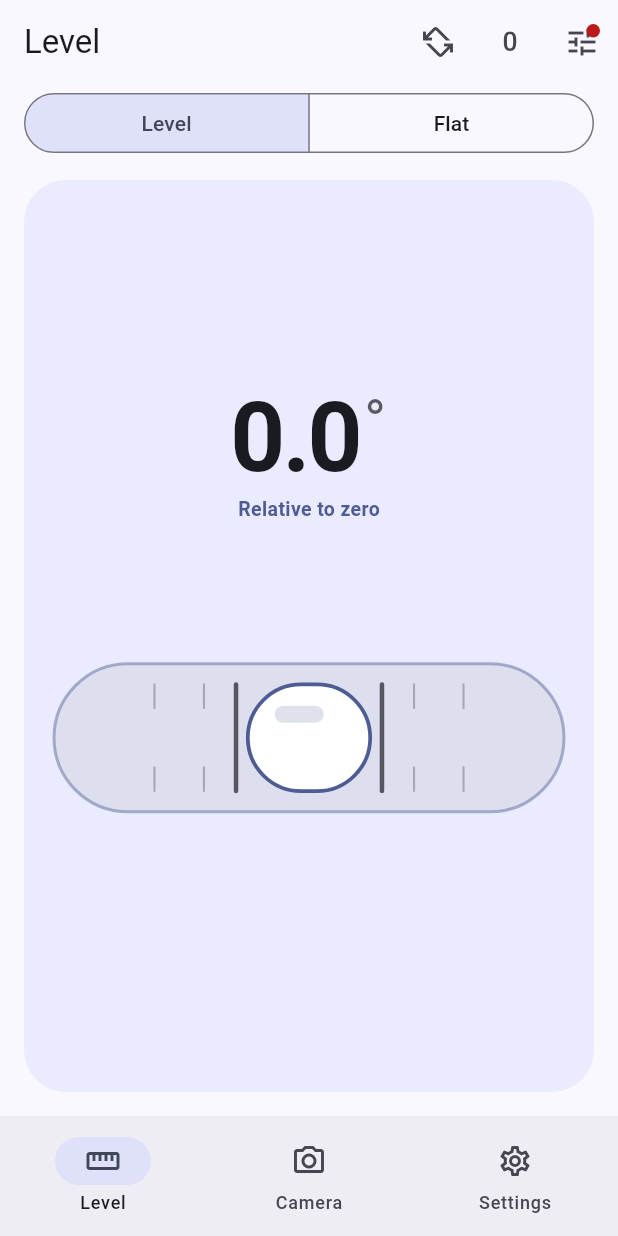
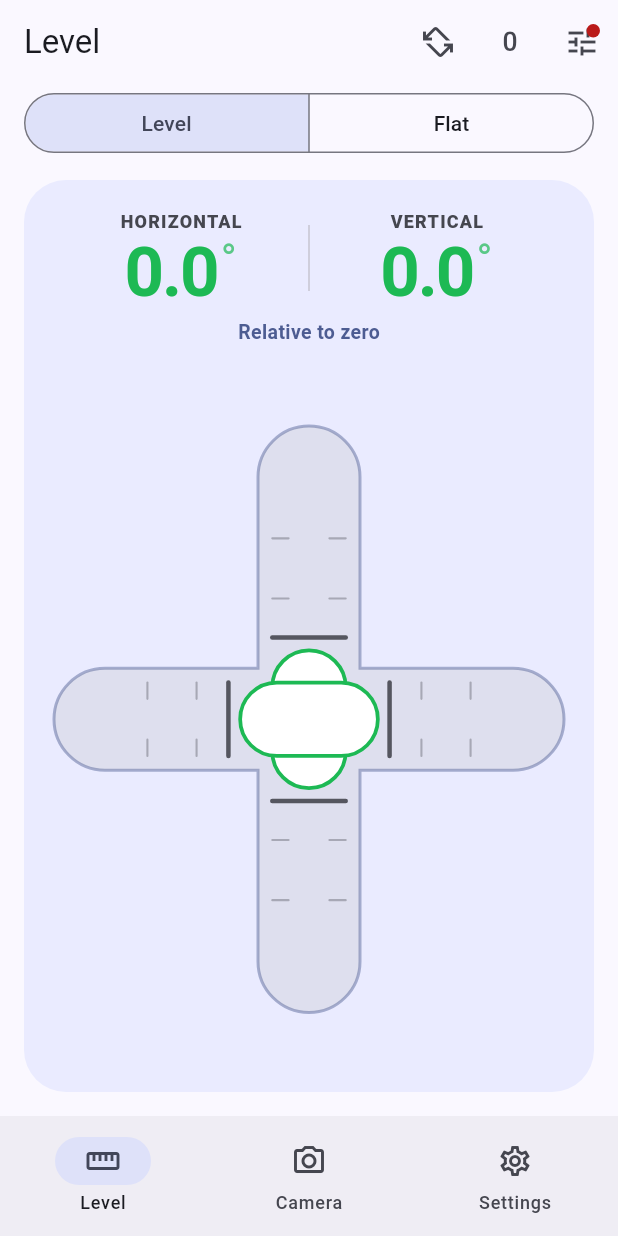
Before and after one commit to razvannicu15/Nivela, a Flutter app: the screen it shows after launch, after a tap on the "exposure zero" icon, on a phone screen of 412 x 824 dp. Run offline on Flutter 3.47's test engine with Material 3 defaults, Android fonts, the phone set to English and light mode, and no system bars; our stand-ins replace camera.

Commit message:
Level shows two axes at once: a cross of two vials
Horizontal arm: left/right level. Vertical arm: tilt out of the screen
plane, i.e. whether a wall is plumb when the phone's back rests on it
(calibrated with the back-face offset; Zero applies to both).
Each value turns the alert colour on its own when within tolerance.

Co-Authored-By: Claude Opus 5.5 <noreply@anthropic.com>
Claude-Session: https://claude.ai/code/session_01PSH8SsYx9vLsPuXhkJxfXr

```diff
--- a/lib/services/meter.dart
+++ b/lib/services/meter.dart
@@ -20,6 +20,7 @@ class Reading {
     this.flat,
     this.contact,
     this.forward = 0,
+    this.pitch = 0,
   });
 
   final Mode mode;
@@ -44,10 +45,14 @@ class Reading {
   /// Forward/backward tilt out of the screen plane (camera mode).
   final double forward;
 
+  /// Level mode, calibrated: how far the phone's back plane is from vertical
+  /// (+ = screen tilts up). With the back on a wall: is the wall plumb?
+  final double pitch;
+
   double get primary => flat?.total ?? angle;
 }
 
-Reading compute(Vec3 a, Mode mode, {double? zeroAngle, FlatTilt? zeroFlat, Edge? sticky}) {
+Reading compute(Vec3 a, Mode mode, {double? zeroAngle, double? zeroPitch, FlatTilt? zeroFlat, Edge? sticky}) {
   final p = store.profile;
   final up = uprightness(a);
   switch (mode) {
@@ -55,8 +60,10 @@ Reading compute(Vec3 a, Mode mode, {double? zeroAngle, FlatTilt? zeroFlat, Edge?
       final e = !store.autoEdge ? store.levelEdge : (up > 0.5 ? stickyDownEdge(a, sticky) : sticky ?? Edge.bottom);
       var dev = fromTarget(edgeAngle(a, e) - p.edge(e), every45: store.every45);
       if (zeroAngle != null) dev -= zeroAngle;
+      var pitch = _forward(a) - (p.has(Face.back) ? p.flat(Face.back).y : 0);
+      if (zeroPitch != null) pitch -= zeroPitch;
       return Reading(mode: mode, angle: dev, edge: e, face: faceOf(e), positionOk: up > 0.5,
-          forward: _forward(a));
+          forward: _forward(a), pitch: pitch);
     case Mode.plumb:
       final down = up > 0.5 ? stickyDownEdge(a, sticky) : sticky ?? Edge.bottom;
       final c = store.plumbOnLeft ? down.displayLeft : down.displayRight;
@@ -96,6 +103,7 @@ class Meter extends ChangeNotifier {
   }
 
   final Map<Mode, double> _zeroAngle = {};
+  double? _zeroPitch;
   final Map<Mode, FlatTilt> _zeroFlat = {};
   bool get relative => _mode == Mode.flat ? _zeroFlat.containsKey(_mode) : _zeroAngle.containsKey(_mode);
 
@@ -117,7 +125,7 @@ class Meter extends ChangeNotifier {
   Reading get reading => _locked ?? live;
   Edge? _sticky;
   Reading get live => compute(Sensor.instance.value, _mode,
-      zeroAngle: _zeroAngle[_mode], zeroFlat: _zeroFlat[_mode], sticky: _sticky);
+      zeroAngle: _zeroAngle[_mode], zeroPitch: _mode == Mode.level ? _zeroPitch : null, zeroFlat: _zeroFlat[_mode], sticky: _sticky);
 
   final Map<String, double> _shown = {};
 
@@ -236,6 +244,7 @@ class Meter extends ChangeNotifier {
   void toggleRelative() {
     if (relative) {
       _zeroAngle.remove(_mode);
+      if (_mode == Mode.level) _zeroPitch = null;
       _zeroFlat.remove(_mode);
     } else {
       final r = compute(Sensor.instance.value, _mode, sticky: _sticky);
@@ -243,6 +252,7 @@ class Meter extends ChangeNotifier {
         _zeroFlat[_mode] = r.flat!;
       } else {
         _zeroAngle[_mode] = r.angle;
+        if (_mode == Mode.level) _zeroPitch = r.pitch;
       }
     }
     if (locked) unlock(silent: true);
--- a/lib/ui/level_page.dart
+++ b/lib/ui/level_page.dart
@@ -1,5 +1,3 @@
-import 'dart:math' as math;
-
 import 'package:flutter/material.dart';
 
 import '../core/i18n.dart';
@@ -200,23 +198,52 @@ class _HeroCard extends StatelessWidget {
     return LayoutBuilder(builder: (context, box) {
       switch (mode) {
         case Mode.level || Mode.plumb:
-          final vh = math.min((box.maxWidth * 0.26).clamp(70.0, 120.0), box.maxHeight * 0.3);
+          final pitch = ok ? reading.pitch : 0.0;
+          final shownPitch = meter.stable('pitch', pitch);
+          final tol = store.tolerance;
+          final rollOk = ok && target.abs() <= tol, pitchOk = ok && pitch.abs() <= tol;
+          final a = alertColor();
+          Widget cell(String label, double v, bool good) => Column(mainAxisSize: MainAxisSize.min, children: [
+                Text(label,
+                    style: Theme.of(context).textTheme.labelMedium?.copyWith(
+                        fontWeight: FontWeight.w800, letterSpacing: 0.8, color: cs.onSurfaceVariant)),
+                const SizedBox(height: 2),
+                FittedBox(fit: BoxFit.scaleDown, child: Readout(v, dash: !ok, abs: true, size: 46, color: good ? a : cs.onSurface)),
+              ]);
+          final values = Row(children: [
+            Expanded(child: cell(tr('ORIZONTAL', 'HORIZONTAL'), meter.stable('level', target), rollOk)),
+            Container(width: 1, height: 44, color: cs.outlineVariant),
+            Expanded(child: cell(tr('VERTICAL', 'VERTICAL'), shownPitch, pitchOk)),
+          ]);
+          final crossW = Smoothed(
+            values: [target, pitch],
+            builder: (c, v) => CustomPaint(
+              painter: CrossVialPainter(
+                roll: v[0],
+                pitch: v[1],
+                cs: cs,
+                accent: accent,
+                rollColor: rollOk ? a : cs.primary,
+                pitchColor: pitchOk ? a : cs.primary,
+                tolerance: tol,
+              ),
+            ),
+          );
+          final wide = box.maxWidth > box.maxHeight * 1.15;
           return Padding(
-            padding: const EdgeInsets.symmetric(horizontal: 20),
-            child: Column(children: [
-              const Spacer(flex: 3),
-              FittedBox(fit: BoxFit.scaleDown, child: value),
-              const Spacer(flex: 2),
-              SizedBox(
-                height: vh,
-                width: double.infinity,
-                child: Smoothed(
-                    values: [target],
-                    builder: (c, v) =>
-                        CustomPaint(painter: VialPainter(angle: v[0], cs: cs, accent: accent, tolerance: store.tolerance))),
-              ),
-              const Spacer(flex: 4),
-            ]),
+            padding: const EdgeInsets.fromLTRB(20, 20, 20, 20),
+            child: wide
+                ? Row(children: [
+                    Expanded(child: Column(mainAxisAlignment: MainAxisAlignment.center, children: [values, if (status != null) ...[const SizedBox(height: 10), Text(status, style: TextStyle(fontSize: 13, fontWeight: FontWeight.w600, color: cs.primary))]])),
+                    const SizedBox(width: 16),
+                    SizedBox(width: box.maxHeight - 40, child: crossW),
+                  ])
+                : Column(children: [
+                    values,
+                    if (status != null) ...[const SizedBox(height: 8), Text(status, style: TextStyle(fontSize: 13, fontWeight: FontWeight.w600, color: cs.primary))],
+                    const SizedBox(height: 20),
+                    Expanded(child: SizedBox.expand(child: crossW)),
+                  ]),
           );
         case Mode.flat:
           return Padding(
--- a/lib/ui/painters.dart
+++ b/lib/ui/painters.dart
@@ -229,6 +229,75 @@ class FlatPainter extends CustomPainter {
       o.tilt.x != tilt.x || o.tilt.y != tilt.y || o.cs != cs || o.accent != accent || o.tolerance != tolerance;
 }
 
+/// Two vials in a cross: the horizontal arm is left/right level, the vertical
+/// arm is the out-of-plane tilt (back of the phone against a wall).
+class CrossVialPainter extends CustomPainter {
+  CrossVialPainter({
+    required this.roll,
+    required this.pitch,
+    required this.cs,
+    required this.accent,
+    required this.rollColor,
+    required this.pitchColor,
+    required this.tolerance,
+  });
+  final double roll, pitch, tolerance;
+  final ColorScheme cs;
+  final Color accent, rollColor, pitchColor;
+
+  @override
+  void paint(Canvas canvas, Size size) {
+    final c = size.center(Offset.zero);
+    final t = (math.min(size.width, size.height) * 0.2).clamp(52.0, 84.0);
+    final hLen = size.width;
+    final vLen = math.min(size.height, size.width * 1.15);
+    final hr = RRect.fromRectAndRadius(Rect.fromCenter(center: c, width: hLen, height: t), Radius.circular(t / 2));
+    final vr = RRect.fromRectAndRadius(Rect.fromCenter(center: c, width: t, height: vLen), Radius.circular(t / 2));
+    final cross = Path.combine(PathOperation.union, Path()..addRRect(hr), Path()..addRRect(vr));
+
+    canvas.drawPath(cross, Paint()..color = cs.surface);
+    canvas.drawPath(cross, Paint()..color = accent.withValues(alpha: 0.16));
+    canvas.drawPath(cross, Paint()..style = PaintingStyle.stroke..strokeWidth = 2..color = accent.withValues(alpha: 0.45));
+
+    final pad = t * 0.14;
+    final bl = t * 1.35, bt = t - 2 * pad; // bubble length / thickness
+    final hTravel = hLen / 2 - bl / 2 - pad;
+    final vTravel = vLen / 2 - bl / 2 - pad;
+    final mark = Paint()..color = cs.onSurface.withValues(alpha: 0.7)..strokeWidth = 3..strokeCap = StrokeCap.round;
+    final minor = Paint()..color = cs.onSurface.withValues(alpha: 0.28)..strokeWidth = 1.4..strokeCap = StrokeCap.round;
+    for (final s in [-1.0, 1.0]) {
+      final hx = c.dx + s * (bl / 2 + 4 + hTravel * bubbleOffset(tolerance, scale: vialScale).abs());
+      canvas.drawLine(Offset(hx, c.dy - t / 2 + pad), Offset(hx, c.dy + t / 2 - pad), mark);
+      final vy = c.dy + s * (bl / 2 + 4 + vTravel * bubbleOffset(tolerance, scale: vialScale).abs());
+      canvas.drawLine(Offset(c.dx - t / 2 + pad, vy), Offset(c.dx + t / 2 - pad, vy), mark);
+      for (final d in [2.0, 5.0]) {
+        final x = c.dx + s * (bl / 2 + 4 + hTravel * bubbleOffset(d, scale: vialScale));
+        canvas.drawLine(Offset(x, c.dy - t / 2 + pad), Offset(x, c.dy - t / 2 + pad + t * 0.16), minor);
+        canvas.drawLine(Offset(x, c.dy + t / 2 - pad - t * 0.16), Offset(x, c.dy + t / 2 - pad), minor);
+        final y = c.dy + s * (bl / 2 + 4 + vTravel * bubbleOffset(d, scale: vialScale));
+        canvas.drawLine(Offset(c.dx - t / 2 + pad, y), Offset(c.dx - t / 2 + pad + t * 0.16, y), minor);
+        canvas.drawLine(Offset(c.dx + t / 2 - pad - t * 0.16, y), Offset(c.dx + t / 2 - pad, y), minor);
+      }
+    }
+
+    void bubble(Rect r, Color border) {
+      final rr = RRect.fromRectAndRadius(r, Radius.circular(math.min(r.width, r.height) / 2));
+      canvas.drawRRect(rr, Paint()..color = Colors.white);
+      canvas.drawRRect(rr, Paint()..style = PaintingStyle.stroke..strokeWidth = 2.5..color = border);
+    }
+
+    // Vertical bubble rises when the screen tilts up; horizontal goes to the high end.
+    final vy = c.dy - bubbleOffset(pitch, scale: vialScale) * vTravel;
+    bubble(Rect.fromCenter(center: Offset(c.dx, vy), width: bt, height: bl), pitchColor);
+    final hx = c.dx - bubbleOffset(roll, scale: vialScale) * hTravel;
+    bubble(Rect.fromCenter(center: Offset(hx, c.dy), width: bl, height: bt), rollColor);
+  }
+
+  @override
+  bool shouldRepaint(CrossVialPainter o) =>
+      o.roll != roll || o.pitch != pitch || o.cs != cs || o.accent != accent || o.rollColor != rollColor || o.pitchColor != pitchColor || o.tolerance != tolerance;
+}
+
 /// Camera mode overlay: grid, crosshair, true horizon and verticals.
 class CameraGuidesPainter extends CustomPainter {
   CameraGuidesPainter({
```
